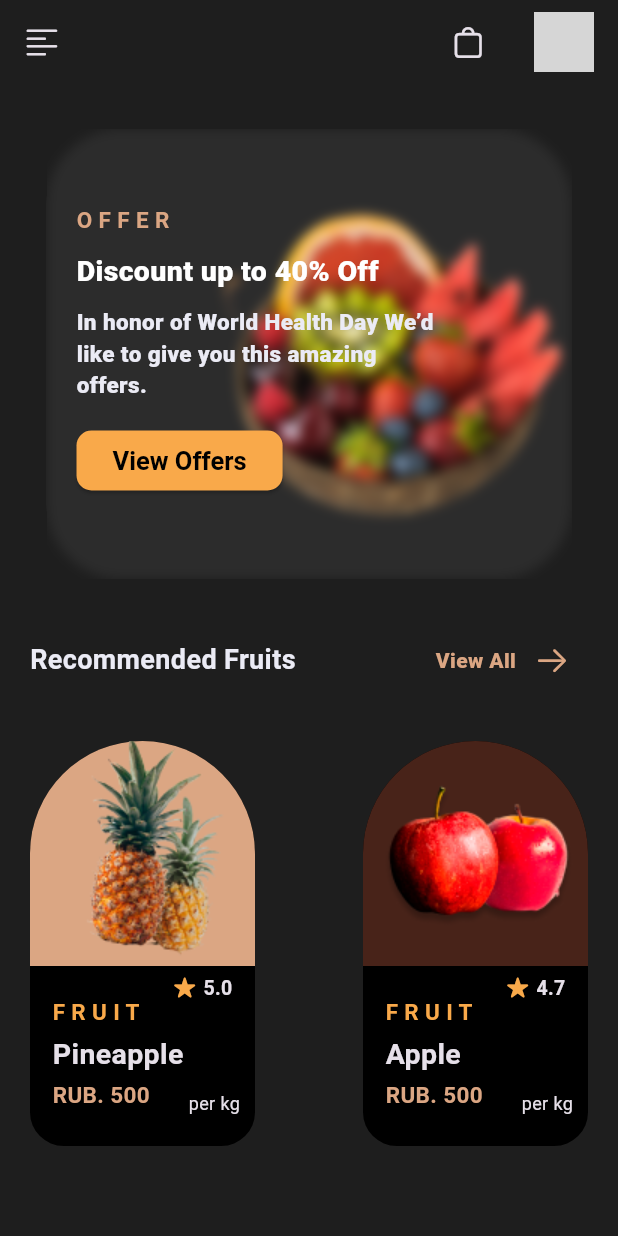
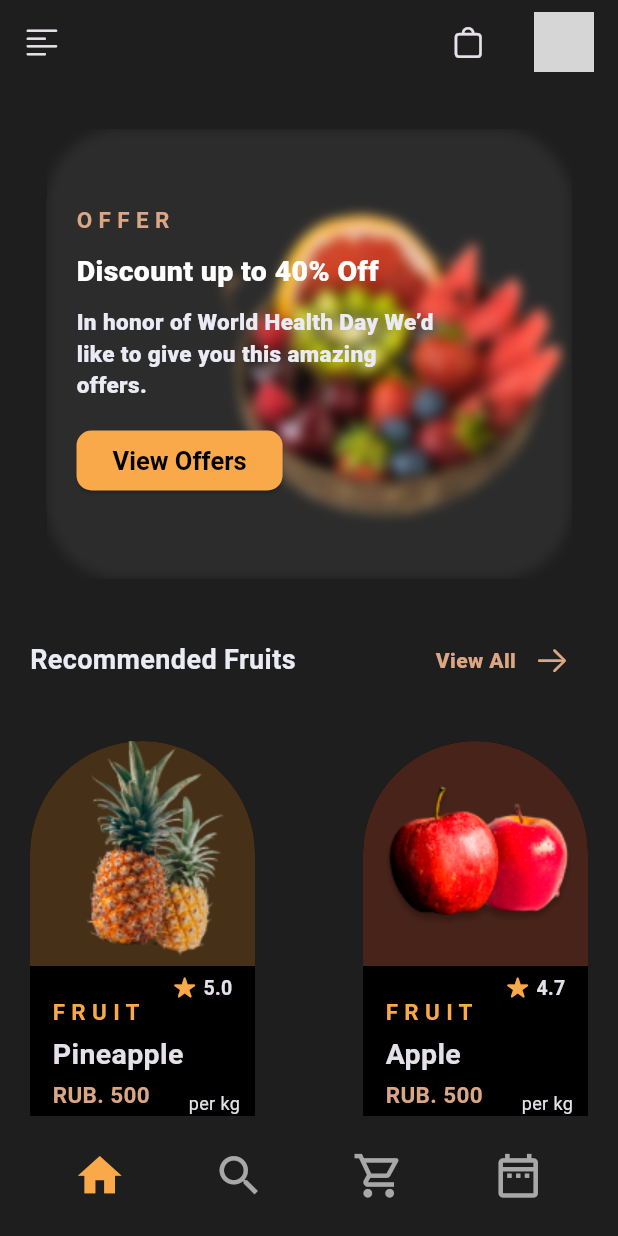
Before and after one commit to universal-developer/Flutter-Fruit-App, a Flutter app: the screen it shows after launch, on a phone screen of 412 x 824 dp. Run offline on Flutter 3.47's test engine with Material 2 defaults, Android fonts, the phone set to English and light mode, and no system bars; missing offline and left inert: dart:ffi; grey boxes are pictures that could not be loaded.

Commit message:
Initial Comment

```diff
--- /dev/null
+++ b/lib/components/navbar.dart
@@ -0,0 +1,77 @@
+import 'package:flutter/material.dart';
+import 'package:fruit_app/colors.dart';
+
+class BottomNavBarFb2 extends StatelessWidget {
+  const BottomNavBarFb2({Key? key}) : super(key: key);
+
+  final primaryColor = const Color(0xff4338CA);
+  final secondaryColor = const Color(0xff6D28D9);
+  final accentColor = const Color(0xffffffff);
+  final backgroundColor = const Color(0xff1E1E1E);
+  final errorColor = const Color(0xffEF4444);
+
+  @override
+  Widget build(BuildContext context) {
+    return BottomAppBar(
+      color: backgroundColor,
+      child: SizedBox(
+        height: 56,
+        width: MediaQuery.of(context).size.width,
+        child: Padding(
+          padding: const EdgeInsets.only(left: 25.0, right: 25.0),
+          child: Row(
+            mainAxisAlignment: MainAxisAlignment.spaceBetween,
+            children: [
+              IconBottomBar(icon: Icons.home, selected: true, onPressed: () {}),
+              IconBottomBar(
+                  icon: Icons.search_outlined,
+                  selected: false,
+                  onPressed: () {}),
+              IconBottomBar(
+                  icon: Icons.local_grocery_store_outlined,
+                  selected: false,
+                  onPressed: () {}),
+              IconBottomBar(
+                  icon: Icons.date_range_outlined,
+                  selected: false,
+                  onPressed: () {})
+            ],
+          ),
+        ),
+      ),
+    );
+  }
+}
+
+class IconBottomBar extends StatelessWidget {
+  const IconBottomBar(
+      {Key? key,
+      required this.icon,
+      required this.selected,
+      required this.onPressed})
+      : super(key: key);
+
+  final IconData icon;
+  final bool selected;
+  final Function() onPressed;
+
+  final primaryColor = orangeColor;
+
+  @override
+  Widget build(BuildContext context) {
+    return Column(
+      mainAxisAlignment: MainAxisAlignment.center,
+      children: [
+        IconButton(
+          splashRadius: 20,
+          onPressed: onPressed,
+          icon: Icon(
+            icon,
+            size: 35,
+            color: selected ? primaryColor : Color(0xffA8A8A8),
+          ),
+        ),
+      ],
+    );
+  }
+}
--- a/lib/main.dart
+++ b/lib/main.dart
@@ -14,6 +14,10 @@ class MyApp extends StatelessWidget {
     return MaterialApp(
         title: 'Flutter Demo',
         theme: ThemeData(
+          appBarTheme: AppBarTheme(
+            backgroundColor: backgroundColor,
+            surfaceTintColor: backgroundColor,
+          ),
           splashColor: orangeColor,
           hoverColor: orangeColor,
           focusColor: orangeColor,
@@ -22,6 +26,10 @@ class MyApp extends StatelessWidget {
           scaffoldBackgroundColor: backgroundColor,
         ),
         darkTheme: ThemeData(
+          appBarTheme: AppBarTheme(
+            backgroundColor: backgroundColor,
+            surfaceTintColor: backgroundColor,
+          ),
           splashColor: orangeColor,
           hoverColor: orangeColor,
           focusColor: orangeColor,
--- a/lib/screens/home_screen.dart
+++ b/lib/screens/home_screen.dart
@@ -3,6 +3,7 @@ import 'package:flutter/material.dart';
 import 'package:flutter/cupertino.dart';
 import 'package:fruit_app/colors.dart';
 import 'package:fruit_app/components/product.dart';
+import 'package:fruit_app/components/navbar.dart';
 
 class HomeScreen extends StatefulWidget {
   const HomeScreen({Key? key}) : super(key: key);
@@ -80,7 +81,7 @@ class _HomeScreenState extends State<HomeScreen> {
                 mainAxisAlignment: MainAxisAlignment.spaceBetween,
                 children: [
                   ProductComponent(
-                      productColor: lightOrangeColor,
+                      productColor: productOrangeColor,
                       image: 'assets/pineapples.png',
                       rate: '5.0',
                       category: 'F R U I T',
@@ -99,6 +100,7 @@ class _HomeScreenState extends State<HomeScreen> {
           ),
         ),
       ),
+      bottomNavigationBar: BottomNavBarFb2(),
     );
   }
 }
```
